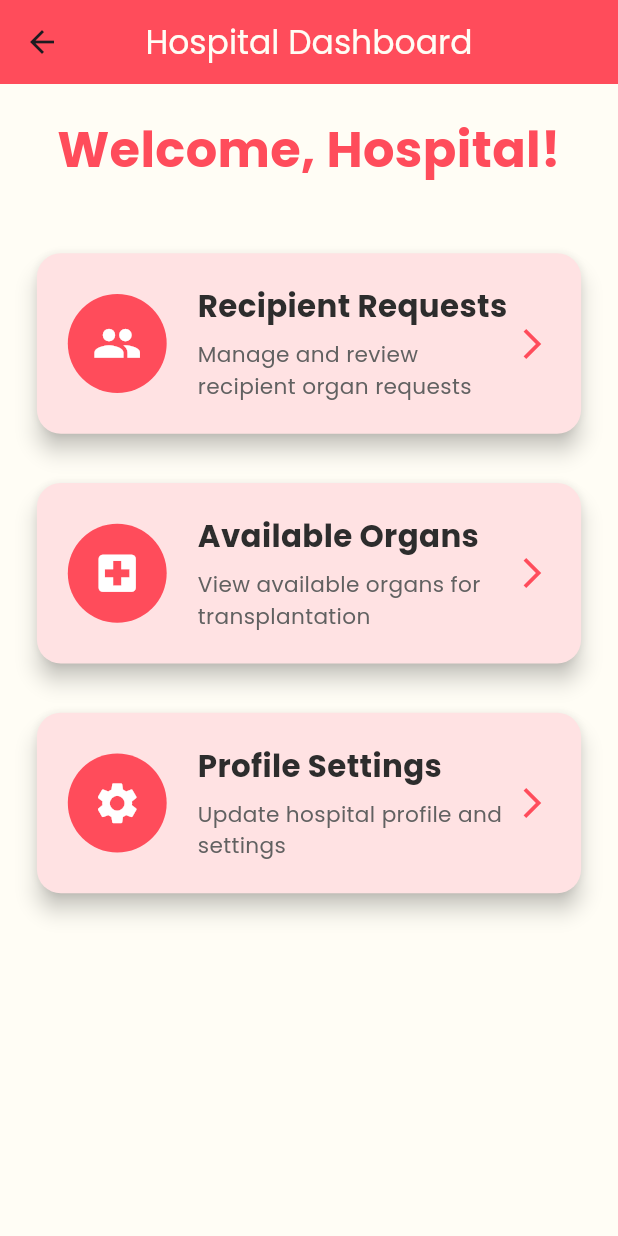
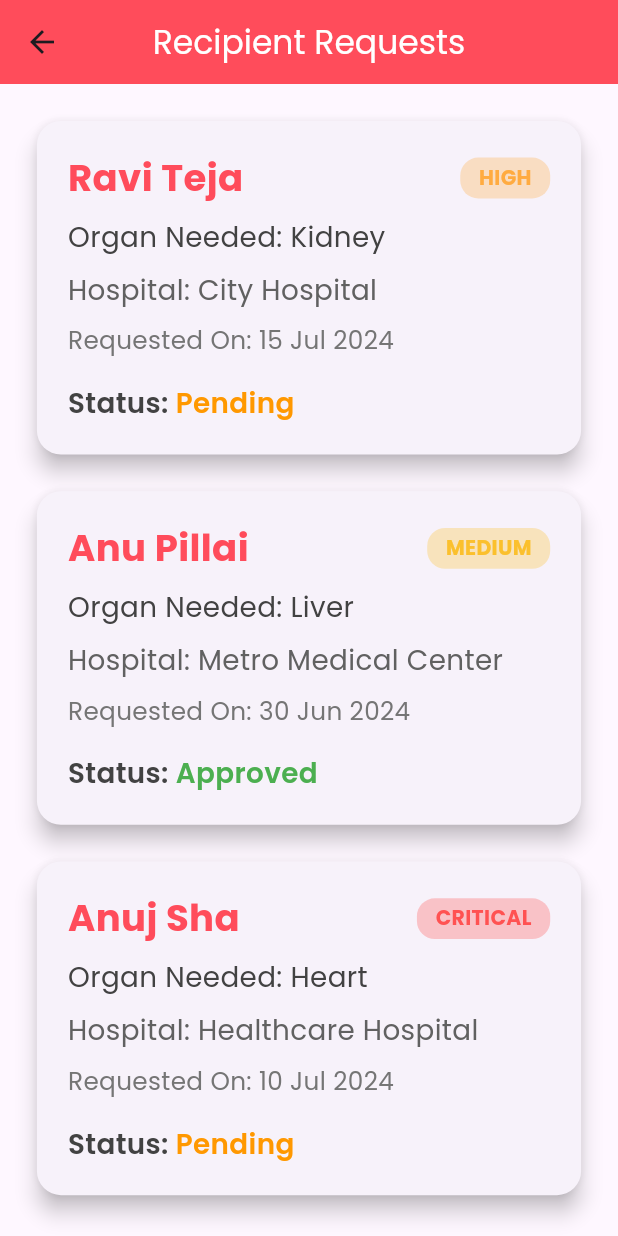
Before and after one commit to manmit-s/organconnect_app, a Flutter app: the HospitalDashboard screen opened directly, after a tap on "Recipient Requests", on a phone screen of 412 x 824 dp. Run offline on Flutter 3.47's test engine with Material 3 defaults, Android fonts, the phone set to English and light mode, and no system bars.

Commit message:
new pages

```diff
--- a/lib/donor_dashboard.dart
+++ b/lib/donor_dashboard.dart
@@ -1,4 +1,5 @@
 import 'package:flutter/material.dart';
+import 'package:organconnect_app/donor_donation_tracking_page.dart';
 
 class DonorDashboard extends StatelessWidget {
   const DonorDashboard({Key? key}) : super(key: key);
@@ -35,7 +36,7 @@ class DonorDashboard extends StatelessWidget {
               title: 'My Donations',
               subtitle: 'View your donation history and status',
               onTap: () {
-                // Navigate to My Donations screen or any other relevant screen
+                Navigator.push(context, MaterialPageRoute(builder: (context) => DonorTrackingPage()));
               },
             ),
             SizedBox(height: screenHeight * 0.03),
--- a/lib/hospital_dashboard.dart
+++ b/lib/hospital_dashboard.dart
@@ -1,4 +1,6 @@
 import 'package:flutter/material.dart';
+import 'package:organconnect_app/available_organs_page.dart';
+import 'package:organconnect_app/recipient_req_page.dart';
 
 class HospitalDashboard extends StatelessWidget {
   const HospitalDashboard({Key? key}) : super(key: key);
@@ -46,7 +48,7 @@ class HospitalDashboard extends StatelessWidget {
               textColor: textColor,
               subtitleColor: subtitleColor,
               onTap: () {
-                // TODO: Add navigation or action
+                Navigator.push(context, MaterialPageRoute(builder: (context) => RecipientRequestsPage()));
               },
             ),
             SizedBox(height: screenHeight * 0.03),
@@ -59,7 +61,7 @@ class HospitalDashboard extends StatelessWidget {
               textColor: textColor,
               subtitleColor: subtitleColor,
               onTap: () {
-                // TODO: Add navigation or action
+                Navigator.push(context, MaterialPageRoute(builder: (context) => AvailableOrgansPage()));
               },
             ),
             SizedBox(height: screenHeight * 0.03),
--- /dev/null
+++ b/lib/recipient_req_page.dart
@@ -0,0 +1,239 @@
+import 'package:flutter/material.dart';
+
+class RecipientRequestsPage extends StatelessWidget {
+  // Sample list of recipient requests (replace with real data)
+  final List<RecipientRequest> requests = [
+    RecipientRequest(
+      patientName: 'Ravi Teja',
+      organNeeded: 'Kidney',
+      urgency: 'High',
+      hospital: 'City Hospital',
+      requestDate: DateTime(2024, 7, 15),
+      status: 'Pending',
+    ),
+    RecipientRequest(
+      patientName: 'Anu Pillai',
+      organNeeded: 'Liver',
+      urgency: 'Medium',
+      hospital: 'Metro Medical Center',
+      requestDate: DateTime(2024, 6, 30),
+      status: 'Approved',
+    ),
+    RecipientRequest(
+      patientName: 'Anuj Sha',
+      organNeeded: 'Heart',
+      urgency: 'Critical',
+      hospital: 'Healthcare Hospital',
+      requestDate: DateTime(2024, 7, 10),
+      status: 'Pending',
+    ),
+  ];
+
+  @override
+  Widget build(BuildContext context) {
+    final screenWidth = MediaQuery.of(context).size.width;
+    final screenHeight = MediaQuery.of(context).size.height;
+
+    return Scaffold(
+      appBar: AppBar(
+        title: const Text('Recipient Requests', style: TextStyle(color: Colors.white),),
+        backgroundColor: const Color(0xffFF4C5B),
+        centerTitle: true,
+      ),
+      body: Padding(
+        padding: EdgeInsets.all(screenWidth * 0.05),
+        child: requests.isEmpty
+            ? Center(
+          child: Text(
+            'No recipient requests available.',
+            style: TextStyle(
+              fontSize: screenWidth * 0.05,
+              color: Colors.grey[600],
+            ),
+            textAlign: TextAlign.center,
+          ),
+        )
+            : ListView.separated(
+          itemCount: requests.length,
+          separatorBuilder: (_, __) => SizedBox(height: screenHeight * 0.02),
+          itemBuilder: (context, index) {
+            final request = requests[index];
+            return _RecipientRequestCard(
+              request: request,
+              screenWidth: screenWidth,
+              screenHeight: screenHeight,
+            );
+          },
+        ),
+      ),
+    );
+  }
+}
+
+class RecipientRequest {
+  final String patientName;
+  final String organNeeded;
+  final String urgency;
+  final String hospital;
+  final DateTime requestDate;
+  final String status;
+
+  RecipientRequest({
+    required this.patientName,
+    required this.organNeeded,
+    required this.urgency,
+    required this.hospital,
+    required this.requestDate,
+    required this.status,
+  });
+}
+
+class _RecipientRequestCard extends StatelessWidget {
+  final RecipientRequest request;
+  final double screenWidth;
+  final double screenHeight;
+
+  const _RecipientRequestCard({
+    Key? key,
+    required this.request,
+    required this.screenWidth,
+    required this.screenHeight,
+  }) : super(key: key);
+
+  Color _getStatusColor() {
+    switch (request.status.toLowerCase()) {
+      case 'approved':
+        return Colors.green;
+      case 'pending':
+        return Colors.orange;
+      case 'declined':
+        return Colors.red;
+      default:
+        return Colors.grey;
+    }
+  }
+
+  Color _getUrgencyColor() {
+    switch (request.urgency.toLowerCase()) {
+      case 'critical':
+        return Colors.redAccent;
+      case 'high':
+        return Colors.orangeAccent;
+      case 'medium':
+        return Colors.yellow[700]!;
+      case 'low':
+        return Colors.greenAccent;
+      default:
+        return Colors.grey;
+    }
+  }
+
+  @override
+  Widget build(BuildContext context) {
+    return Card(
+      elevation: 6,
+      shape: RoundedRectangleBorder(borderRadius: BorderRadius.circular(16)),
+      child: Padding(
+        padding: EdgeInsets.symmetric(
+          vertical: screenHeight * 0.025,
+          horizontal: screenWidth * 0.05,
+        ),
+        child: Column(
+          crossAxisAlignment: CrossAxisAlignment.start,
+          children: [
+            Row(
+              children: [
+                Text(
+                  request.patientName,
+                  style: TextStyle(
+                    fontSize: screenWidth * 0.06,
+                    fontWeight: FontWeight.bold,
+                    color: const Color(0xffFF4C5B),
+                  ),
+                ),
+                const Spacer(),
+                Container(
+                  padding: EdgeInsets.symmetric(
+                    vertical: screenHeight * 0.005,
+                    horizontal: screenWidth * 0.03,
+                  ),
+                  decoration: BoxDecoration(
+                    color: _getUrgencyColor().withOpacity(0.3),
+                    borderRadius: BorderRadius.circular(12),
+                  ),
+                  child: Text(
+                    request.urgency.toUpperCase(),
+                    style: TextStyle(
+                      color: _getUrgencyColor(),
+                      fontWeight: FontWeight.bold,
+                      fontSize: screenWidth * 0.033,
+                    ),
+                  ),
+                ),
+              ],
+            ),
+            SizedBox(height: screenHeight * 0.01),
+            Text(
+              'Organ Needed: ${request.organNeeded}',
+              style: TextStyle(
+                fontSize: screenWidth * 0.045,
+                color: Colors.grey[800],
+              ),
+            ),
+            SizedBox(height: screenHeight * 0.01),
+            Text(
+              'Hospital: ${request.hospital}',
+              style: TextStyle(
+                fontSize: screenWidth * 0.045,
+                color: Colors.grey[700],
+              ),
+            ),
+            SizedBox(height: screenHeight * 0.01),
+            Text(
+              'Requested On: ${_formatDate(request.requestDate)}',
+              style: TextStyle(
+                fontSize: screenWidth * 0.04,
+                color: Colors.grey[600],
+              ),
+            ),
+            SizedBox(height: screenHeight * 0.02),
+            Row(
+              children: [
+                Text(
+                  'Status: ',
+                  style: TextStyle(
+                    fontSize: screenWidth * 0.045,
+                    fontWeight: FontWeight.w600,
+                    color: Colors.grey[800],
+                  ),
+                ),
+                Text(
+                  request.status,
+                  style: TextStyle(
+                    fontSize: screenWidth * 0.045,
+                    fontWeight: FontWeight.w600,
+                    color: _getStatusColor(),
+                  ),
+                ),
+              ],
+            ),
+          ],
+        ),
+      ),
+    );
+  }
+
+  String _formatDate(DateTime date) {
+    return '${date.day.toString().padLeft(2, '0')} '
+        '${_getMonthName(date.month)} '
+        '${date.year}';
+  }
+
+  String _getMonthName(int month) {
+    const months = [
+      'Jan', 'Feb', 'Mar', 'Apr', 'May', 'Jun',
+      'Jul', 'Aug', 'Sep', 'Oct', 'Nov', 'Dec'
+    ];
+    return months[month - 1];
+  }
+}
--- a/lib/status_page.dart
+++ /dev/null
@@ -1,11 +0,0 @@
-import 'package:flutter/material.dart';
-
-class StatusPage extends StatelessWidget{
-  @override
-  Widget build(BuildContext context) {
-    return Scaffold(
-      body: Center(child: Text("User DashBoard", style: TextStyle(fontSize: 40),)),
-    );
-  }
-
-}
```
Also changed, not shown: lib/available_organs_page.dart (added, +141 -0 lines), lib/donor_donation_tracking_page.dart (added, +183 -0 lines).
